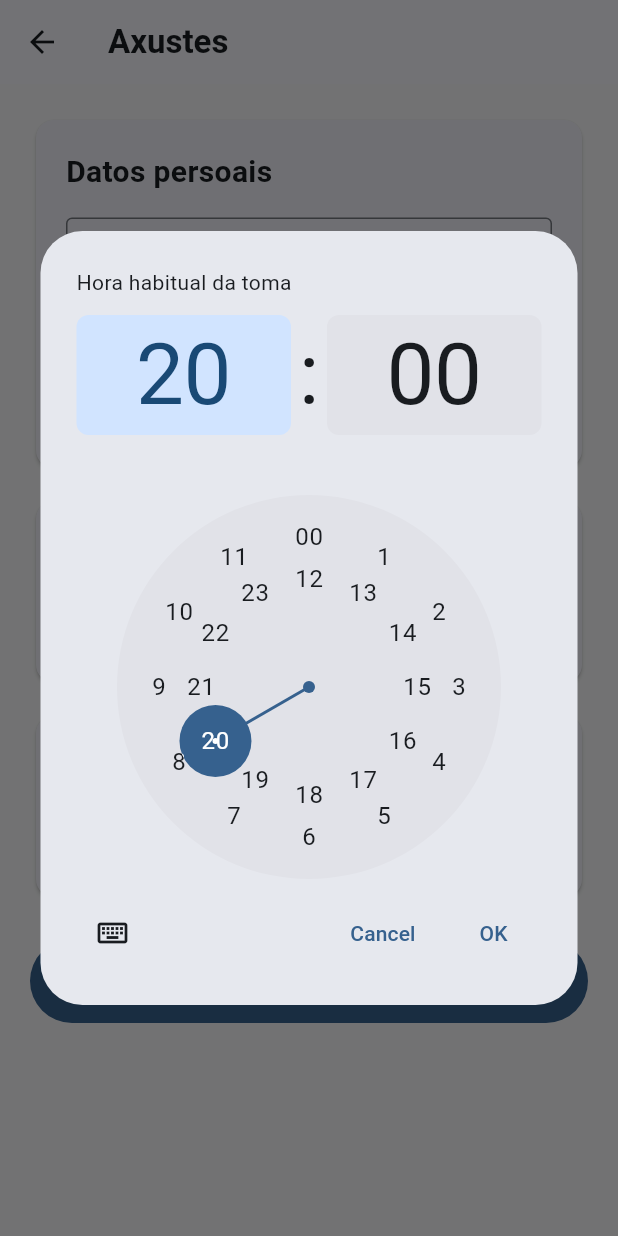
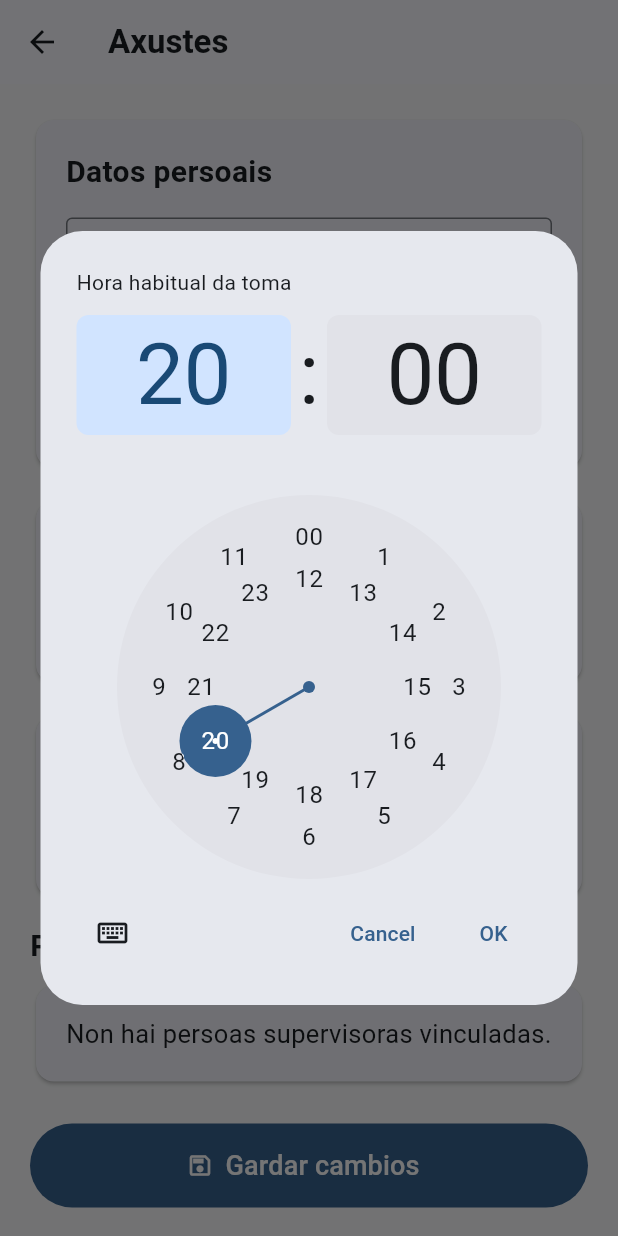
Before and after one commit to Dieeelg/TFG, a Flutter app: the AxustesPacienteScreen screen opened directly, after a tap on "Hora da toma", on a phone screen of 412 x 824 dp. Run offline on Flutter 3.47's test engine with Material 3 defaults, Android fonts, the phone set to English and light mode, and no system bars; our stand-ins replace file_picker, firebase_auth, firebase_core, firebase_messaging, flutter_local_notifications, flutter_secure_storage and 5 more; missing offline and left inert: cryptography, mobile_scanner; accounts and stored records are empty.

Commit message:
fix: permitir a desvinculación desde o paciente

```diff
--- a/client/lib/views/axustes_paciente.dart
+++ b/client/lib/views/axustes_paciente.dart
@@ -22,6 +22,8 @@ class _AxustesPacienteScreenState extends State<AxustesPacienteScreen> {
   bool _modoSinxelo = false;
   bool _cargando = true;
   bool _gardando = false;
+  String? _desvinculandoId;
+  List<VinculacionP2P> _supervisores = [];
 
   @override
   void initState() {
@@ -33,6 +35,7 @@ class _AxustesPacienteScreenState extends State<AxustesPacienteScreen> {
     final nome = await _storage.read(key: 'nome_usuario') ?? '';
     final hora = await _storage.read(key: 'hora_toma') ?? '20:00';
     final modoSinxelo = await _storage.read(key: 'modo_sinxelo') == 'true';
+    final supervisores = await _cifrado.obterPorRolRemoto('COIDADOR');
     final partes = hora.split(':');
     if (!mounted) return;
     setState(() {
@@ -44,8 +47,50 @@ class _AxustesPacienteScreenState extends State<AxustesPacienteScreen> {
         );
       }
       _modoSinxelo = modoSinxelo;
+      _supervisores = supervisores;
       _cargando = false;
     });
+  }
+
+  Future<void> _desvincularSupervisor(
+    VinculacionP2P vinculacion,
+    int indice,
+  ) async {
+    final confirmar = await showDialog<bool>(
+      context: context,
+      builder: (context) => AlertDialog(
+        title: const Text('Quitar persoa supervisora?'),
+        content: Text(
+          'A persoa supervisora ${indice + 1} deixará de consultar o teu tratamento, recibir avisos e engadir follas no teu nome.',
+        ),
+        actions: [
+          TextButton(
+            onPressed: () => Navigator.pop(context, false),
+            child: const Text('Cancelar'),
+          ),
+          FilledButton(
+            style: FilledButton.styleFrom(backgroundColor: Colors.red),
+            onPressed: () => Navigator.pop(context, true),
+            child: const Text('Quitar'),
+          ),
+        ],
+      ),
+    );
+    if (confirmar != true || !mounted) return;
+    setState(() => _desvinculandoId = vinculacion.id);
+    try {
+      await P2PSyncService().desvincularCoidador(vinculacion);
+      final supervisores = await _cifrado.obterPorRolRemoto('COIDADOR');
+      if (!mounted) return;
+      setState(() => _supervisores = supervisores);
+    } catch (e) {
+      if (!mounted) return;
+      ScaffoldMessenger.of(context).showSnackBar(
+        SnackBar(content: Text(e.toString().replaceFirst('Exception: ', ''))),
+      );
+    } finally {
+      if (mounted) setState(() => _desvinculandoId = null);
+    }
   }
 
   Future<void> _cambiarModo(bool activar) async {
@@ -260,6 +305,58 @@ class _AxustesPacienteScreenState extends State<AxustesPacienteScreen> {
                   onTap: _mostrarQr,
                 ),
               ),
+              const SizedBox(height: 14),
+              const Text(
+                'Persoas supervisoras vinculadas',
+                style: TextStyle(fontSize: 20, fontWeight: FontWeight.bold),
+              ),
+              const SizedBox(height: 8),
+              if (_supervisores.isEmpty)
+                const Card(
+                  child: Padding(
+                    padding: EdgeInsets.all(20),
+                    child: Text(
+                      'Non hai persoas supervisoras vinculadas.',
+                      style: TextStyle(fontSize: 17),
+                    ),
+                  ),
+                ),
+              for (var i = 0; i < _supervisores.length; i++)
+                Card(
+                  child: ListTile(
+                    contentPadding: const EdgeInsets.symmetric(
+                      horizontal: 18,
+                      vertical: 8,
+                    ),
+                    leading: const CircleAvatar(
+                      child: Icon(Icons.supervisor_account_outlined),
+                    ),
+                    title: Text(
+                      'Persoa supervisora ${i + 1}',
+                      style: const TextStyle(
+                        fontSize: 18,
+                        fontWeight: FontWeight.bold,
+                      ),
+                    ),
+                    subtitle: const Text('Pode consultar e actualizar a pauta'),
+                    trailing: _desvinculandoId == _supervisores[i].id
+                        ? const SizedBox(
+                            width: 24,
+                            height: 24,
+                            child: CircularProgressIndicator(strokeWidth: 2),
+                          )
+                        : IconButton(
+                            tooltip: 'Quitar persoa supervisora',
+                            onPressed: () =>
+                                _desvincularSupervisor(_supervisores[i], i),
+                            icon: const Icon(
+                              Icons.person_remove_outlined,
+                              color: Colors.red,
+                              size: 30,
+                            ),
+                          ),
+                  ),
+                ),
               const SizedBox(height: 24),
               FilledButton.icon(
                 onPressed: _gardando ? null : _gardar,
```
Also changed, not shown: client/lib/servizos/servizo_sincronizacion_p2p.dart (+53 -14 lines), 1 other file.
